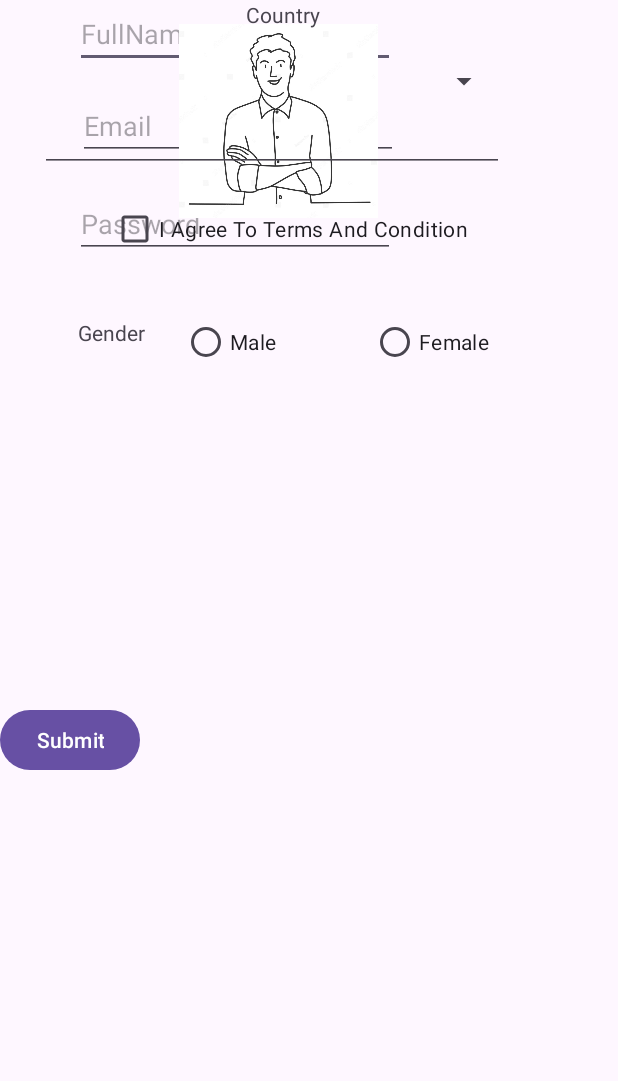
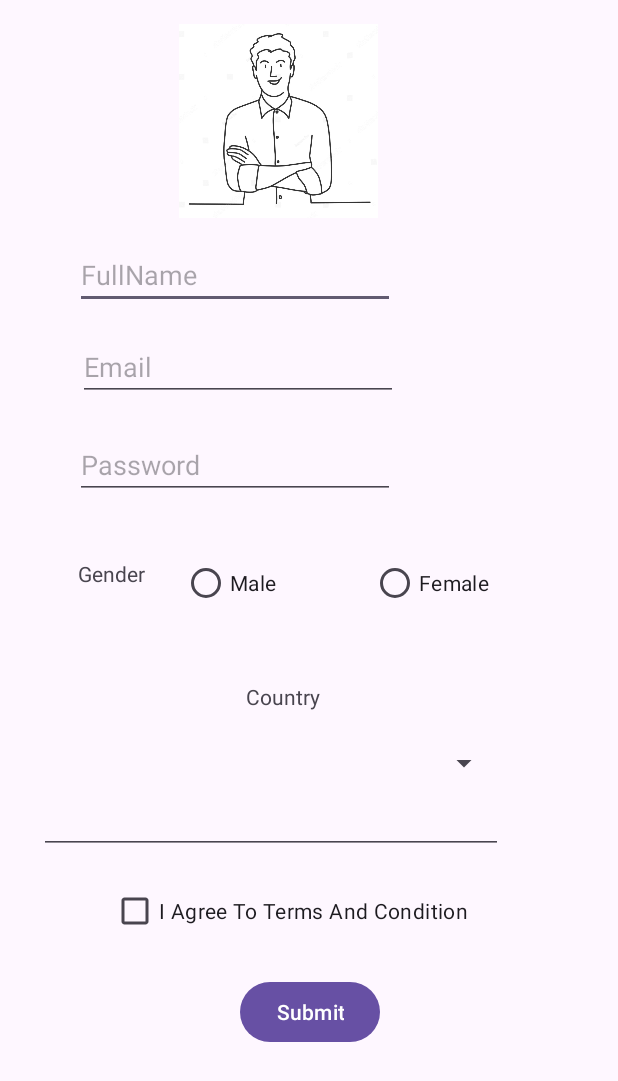
Before and after one commit to SushimRupakheti/new-andoid-task, an Android app: the layout activity_main.xml on its own in the app's theme, with its tools: preview values and no code run, on a phone screen of 412 x 824 dp. Shown: the top 1081 px of the screen. Run offline under Robolectric (Android 15) with nearby library versions, the phone set to English and light mode, and no system bars.

```diff
--- a/app/src/main/res/layout/activity_main.xml
+++ b/app/src/main/res/layout/activity_main.xml
@@ -12,14 +12,12 @@
         android:layout_width="wrap_content"
         android:layout_height="wrap_content"
         android:layout_marginStart="50dp"
-        android:layout_marginEnd="151dp"
+        android:layout_marginTop="15dp"
         android:ems="10"
         android:hint="FullName"
         android:inputType="text"
-        app:layout_constraintEnd_toEndOf="parent"
-        app:layout_constraintHorizontal_bias="0.0"
         app:layout_constraintStart_toStartOf="parent"
-        tools:layout_editor_absoluteY="160dp" />
+        app:layout_constraintTop_toBottomOf="@+id/imageUser" />
 
     <EditText
         android:id="@+id/passFeild"
@@ -70,9 +68,10 @@
         android:layout_width="wrap_content"
         android:layout_height="wrap_content"
         android:layout_marginStart="164dp"
+        android:layout_marginTop="40dp"
         android:text="Country"
         app:layout_constraintStart_toStartOf="parent"
-        tools:layout_editor_absoluteY="453dp" />
+        app:layout_constraintTop_toBottomOf="@+id/itemGender" />
 
     <Spinner
         android:id="@+id/countryspinner"
@@ -88,9 +87,9 @@
         android:id="@+id/autoCountry"
         android:layout_width="309dp"
         android:layout_height="38dp"
+        android:layout_marginStart="26dp"
         android:layout_marginTop="8dp"
-        android:layout_marginEnd="76dp"
-        app:layout_constraintEnd_toEndOf="parent"
+        app:layout_constraintStart_toStartOf="parent"
         app:layout_constraintTop_toBottomOf="@+id/countryspinner" />
 
     <CheckBox
@@ -107,12 +106,11 @@
         android:id="@+id/Submit_button"
         android:layout_width="wrap_content"
         android:layout_height="wrap_content"
+        android:layout_marginStart="160dp"
         android:layout_marginTop="21dp"
-        android:layout_marginBottom="34dp"
         android:text="Submit"
-        app:layout_constraintBottom_toBottomOf="parent"
-        app:layout_constraintTop_toBottomOf="@+id/checkBox"
-        tools:layout_editor_absoluteX="160dp" />
+        app:layout_constraintStart_toStartOf="parent"
+        app:layout_constraintTop_toBottomOf="@+id/checkBox" />
 
     <RadioGroup
         android:id="@+id/itemGender"
```
Also changed, not shown: app/build.gradle.kts (+13 -7 lines), app/src/main/java/com/example/task_app/MainActivity.kt (+11 -14 lines), app/src/main/java/com/example/task_app/Secondscreen.kt (renamed from app/src/main/java/com/example/task_app/second_screen.kt, +18 -14 lines), app/src/main/java/com/example/task_app/adapter/RecyclerAdapter.kt (+18 -19 lines).
